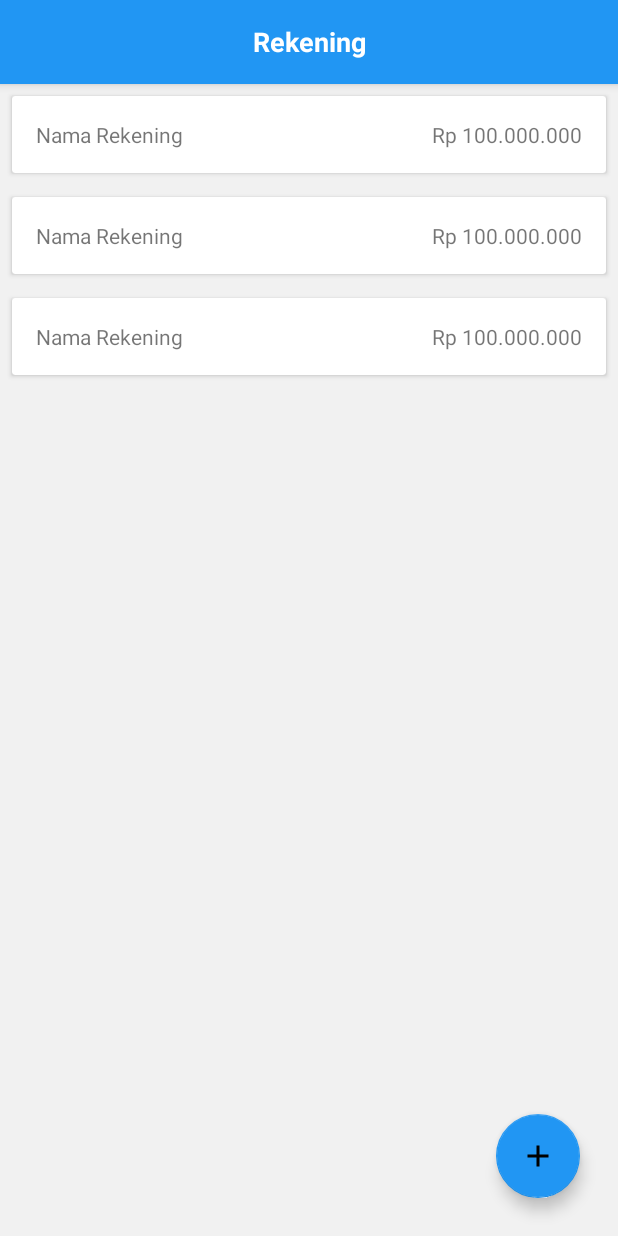
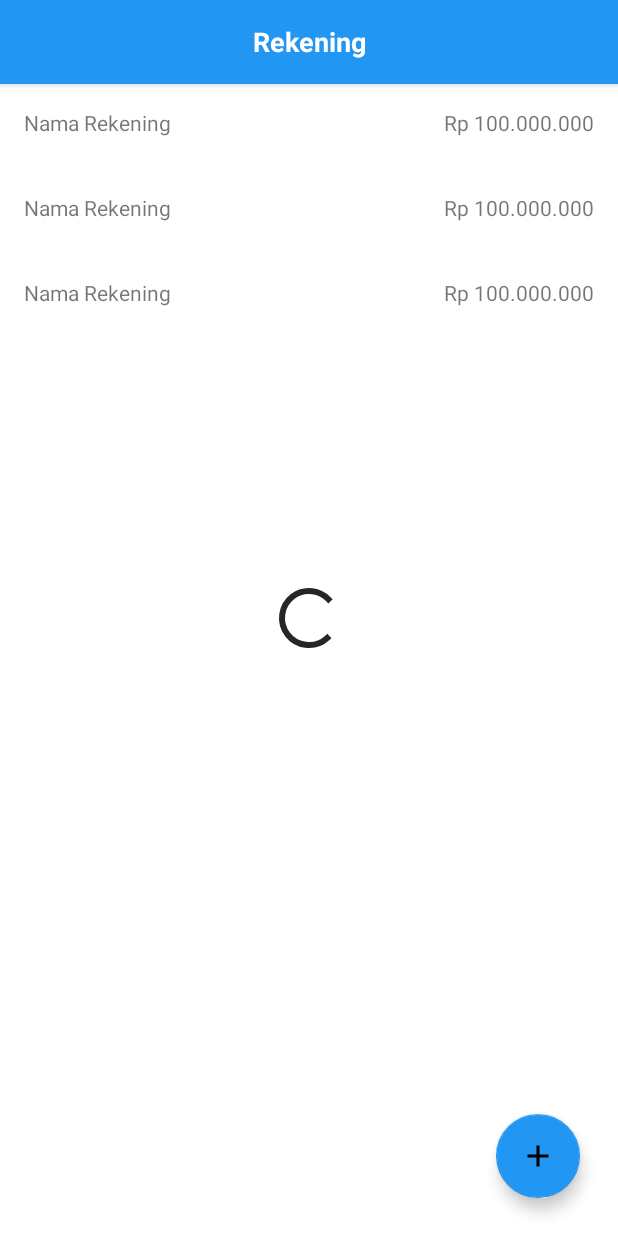
Before and after one commit to CH2-PS188/MD, an Android app: the layout fragment_account.xml on its own in the app's theme, with its tools: preview values and no code run, on a phone screen of 412 x 824 dp. Run offline under Robolectric (Android 15) with nearby library versions, the phone set to English and light mode, and no system bars.

Commit message:
Update Rekening

```diff
--- a/app/src/main/java/com/moneo/moneo/data/remote/response/AccountResponse.kt
+++ b/app/src/main/java/com/moneo/moneo/data/remote/response/RekeningResponse.kt
@@ -3,11 +3,11 @@ package com.moneo.moneo.data.remote.response
 import com.google.gson.annotations.SerializedName
 import com.moneo.moneo.data.remote.model.RekeningsItem
 
-data class AccountResponse(
+data class RekeningResponse(
 
 	@field:SerializedName("rekenings")
-	val rekenings: List<RekeningsItem?>? = null,
+	val rekenings: List<RekeningsItem>,
 
 	@field:SerializedName("totalSaldo")
-	val totalSaldo: String? = null
+	val totalSaldo: String
 )
--- a/app/src/main/res/layout/activity_main.xml
+++ b/app/src/main/res/layout/activity_main.xml
@@ -4,7 +4,6 @@
     xmlns:tools="http://schemas.android.com/tools"
     android:layout_width="match_parent"
     android:layout_height="match_parent"
-    android:background="@color/light_grey"
     tools:context=".ui.MainActivity">
 
     <androidx.fragment.app.FragmentContainerView
--- a/app/src/main/res/layout/fragment_account.xml
+++ b/app/src/main/res/layout/fragment_account.xml
@@ -4,7 +4,6 @@
     xmlns:tools="http://schemas.android.com/tools"
     android:layout_width="match_parent"
     android:layout_height="match_parent"
-    android:background="@color/light_grey"
     tools:context=".ui.rekening.AccountFragment">
 
     <com.google.android.material.appbar.AppBarLayout
@@ -53,4 +52,16 @@
         app:layout_constraintEnd_toEndOf="parent"
         android:contentDescription="@string/fab_transformation_scrim_behavior" />
 
+    <ProgressBar
+        android:id="@+id/progress_bar"
+        style="?android:attr/progressBarStyle"
+        android:layout_width="wrap_content"
+        android:layout_height="wrap_content"
+        android:visibility="gone"
+        app:layout_constraintBottom_toBottomOf="parent"
+        app:layout_constraintEnd_toEndOf="parent"
+        app:layout_constraintStart_toStartOf="parent"
+        app:layout_constraintTop_toTopOf="parent"
+        tools:visibility="visible" />
+
 </androidx.constraintlayout.widget.ConstraintLayout>
--- a/app/src/main/res/layout/item_account.xml
+++ b/app/src/main/res/layout/item_account.xml
@@ -1,37 +1,40 @@
 <?xml version="1.0" encoding="utf-8"?>
 <androidx.cardview.widget.CardView xmlns:android="http://schemas.android.com/apk/res/android"
+    xmlns:app="http://schemas.android.com/apk/res-auto"
     android:id="@+id/cv_account"
     android:layout_width="match_parent"
     android:layout_height="wrap_content"
-    android:layout_margin="8dp">
+    app:cardElevation="0dp"
+    android:layout_marginBottom="5dp">
 
-    <TableLayout
+
+<androidx.constraintlayout.widget.ConstraintLayout
     android:layout_width="match_parent"
-        android:layout_height="match_parent"
-        android:orientation="horizontal" >
-
-        <TableRow>
+    android:layout_height="wrap_content"
+    android:backgroundTint="@color/white">
 
     <TextView
         android:id="@+id/tv_account_name"
         android:layout_width="wrap_content"
         android:layout_height="match_parent"
-                android:layout_weight="1"
-                android:gravity="center|start"
         android:padding="16dp"
-                android:text="Nama Rekening" />
+        android:text="@string/nama_rekening"
+        app:layout_constraintTop_toTopOf="parent"
+        app:layout_constraintStart_toStartOf="parent"/>
 
     <TextView
         android:id="@+id/tv_account_balance"
         android:layout_width="wrap_content"
         android:layout_height="match_parent"
-                android:layout_weight="1"
-                android:gravity="center|end"
         android:padding="16dp"
-                android:text="Rp 100.000.000" />
+        android:text="@string/total"
+        app:layout_constraintTop_toTopOf="parent"
+        app:layout_constraintEnd_toEndOf="parent"/>
 
-        </TableRow>
 
-    </TableLayout>
+</androidx.constraintlayout.widget.ConstraintLayout>
+
+
+
 
 </androidx.cardview.widget.CardView>
--- a/app/src/main/res/values/strings.xml
+++ b/app/src/main/res/values/strings.xml
@@ -81,5 +81,6 @@
     <string name="keterangan">Keterangan</string>
     <string name="simpan">Simpan</string>
     <string name="total">Rp 100.000.000</string>
+    <string name="nama_rekening">Nama Rekening</string>
 
 </resources>
```
Also changed, not shown: app/src/main/java/com/moneo/moneo/adapter/RekeningAdapter.kt (added, +36 -0 lines), app/src/main/java/com/moneo/moneo/data/remote/model/RekeningItem.kt (+8 -5 lines), app/src/main/java/com/moneo/moneo/data/remote/retrofit/ApiService.kt (+5 -5 lines), app/src/main/java/com/moneo/moneo/data/repository/RekeningRepository.kt (added, +11 -0 lines), app/src/main/java/com/moneo/moneo/di/RekeningInjection.kt (added, +16 -0 lines), app/src/main/java/com/moneo/moneo/ui/factory/RekeningFactory.kt (added, +32 -0 lines), app/src/main/java/com/moneo/moneo/ui/rekening/AccountFragment.kt (+55 -0 lines), app/src/main/java/com/moneo/moneo/ui/rekening/AccountViewModel.kt (+46 -10 lines). Lines whose indentation alone changed are shown as unchanged.
